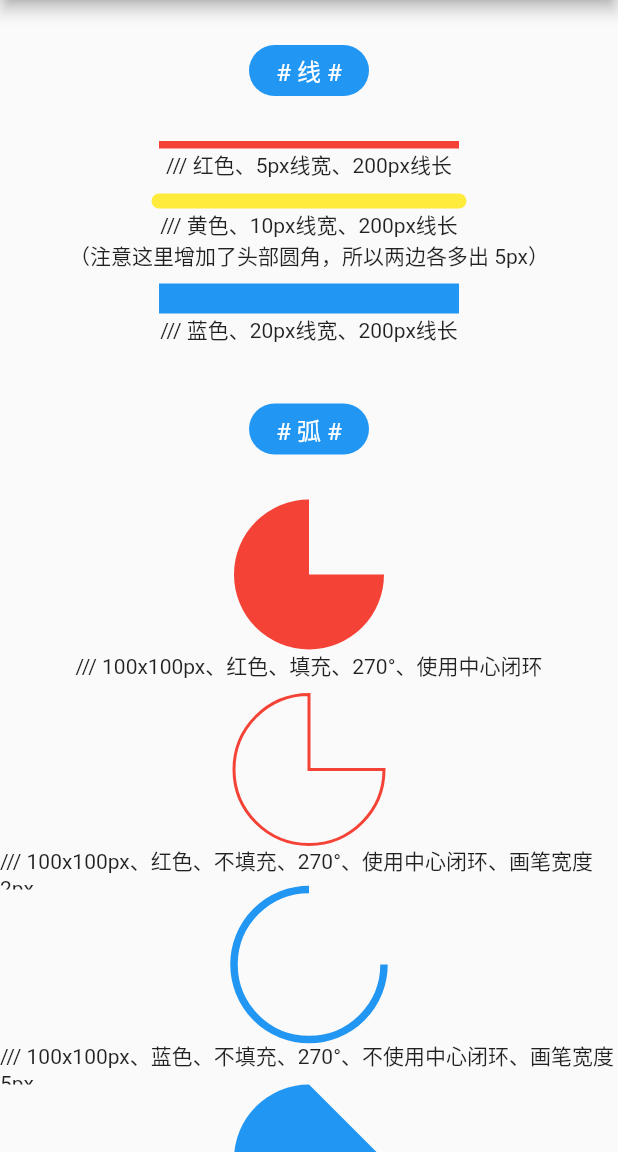
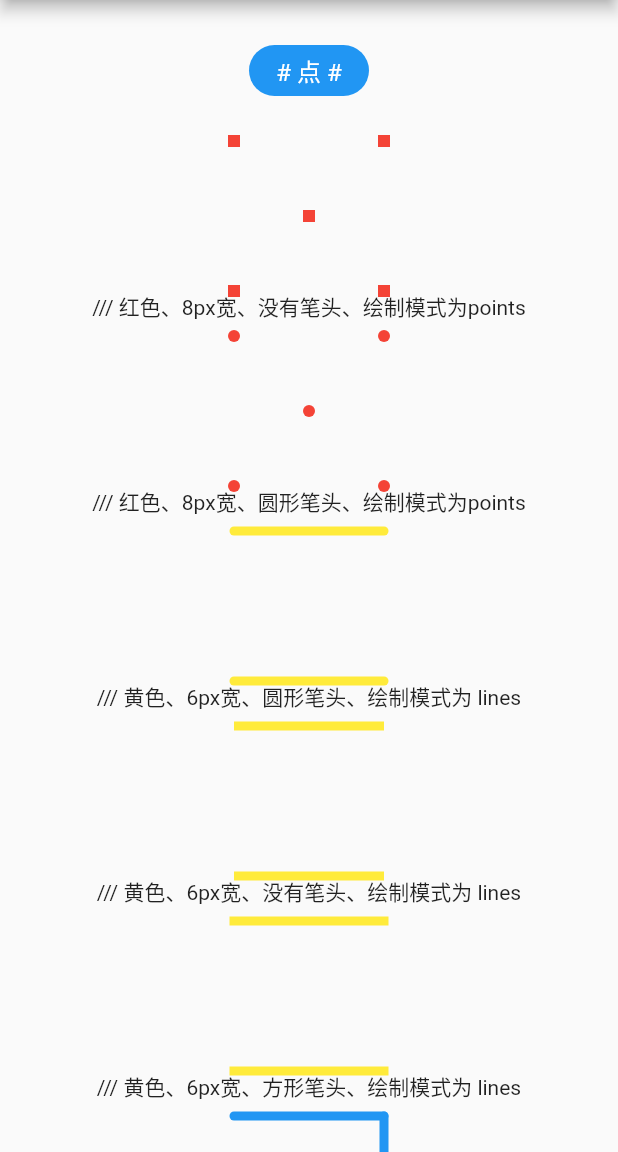
Before and after one commit to BytesZero/flutter_canvas, a Flutter app: the CanvasDrawAllPage screen opened by its route, on a phone screen of 412 x 824 dp, the part 84-1236 px from its top. Run offline on Flutter 3.47's test engine with Material 2 defaults, Android fonts, the phone set to English and light mode, and no system bars.

Commit message:
1、添加点绘制 2、添加动画控制器销毁 3、更新 todo

```diff
--- a/lib/base/004_add_animation.dart
+++ b/lib/base/004_add_animation.dart
@@ -41,6 +41,12 @@ class _AddAnimationPageState extends State<AddAnimationPage>
 
     ///开始动画
     _controller.forward();
+  }
+
+  @override
+  void dispose() {
+    _controller.dispose();
+    super.dispose();
   }
 
   @override
--- a/lib/base/005_canvas_draw_all.dart
+++ b/lib/base/005_canvas_draw_all.dart
@@ -1,4 +1,7 @@
+import 'dart:ui';
+
 import 'package:flutter/material.dart';
+import 'package:flutter_canvas/draw/000_draw_points.dart';
 import 'package:flutter_canvas/draw/001_draw_line.dart';
 import 'package:flutter_canvas/draw/002_draw_arc.dart';
 import 'package:flutter_canvas/draw/003_draw_circle.dart';
@@ -31,6 +34,103 @@ class _CanvasDrawAllPageState extends State<CanvasDrawAllPage> {
           child: Column(
             mainAxisAlignment: MainAxisAlignment.center,
             children: <Widget>[
+              TitleTips(title: '点'),
+              DrawPoints(
+                width: 100,
+                height: 100,
+                color: Colors.red,
+                strokeWidth: 8,
+                strokeCap: StrokeCap.butt,
+                pointMode: PointMode.points,
+              ),
+              SizedBox(
+                height: 30,
+                child: Text('/// 红色、8px宽、没有笔头、绘制模式为points'),
+              ),
+              DrawPoints(
+                width: 100,
+                height: 100,
+                color: Colors.red,
+                strokeWidth: 8,
+                strokeCap: StrokeCap.round,
+                pointMode: PointMode.points,
+              ),
+              SizedBox(
+                height: 30,
+                child: Text('/// 红色、8px宽、圆形笔头、绘制模式为points'),
+              ),
+              DrawPoints(
+                width: 100,
+                height: 100,
+                color: Colors.yellow,
+                strokeWidth: 6,
+                strokeCap: StrokeCap.round,
+                pointMode: PointMode.lines,
+              ),
+              SizedBox(
+                height: 30,
+                child: Text('/// 黄色、6px宽、圆形笔头、绘制模式为 lines'),
+              ),
+              DrawPoints(
+                width: 100,
+                height: 100,
+                color: Colors.yellow,
+                strokeWidth: 6,
+                strokeCap: StrokeCap.butt,
+                pointMode: PointMode.lines,
+              ),
+              SizedBox(
+                height: 30,
+                child: Text('/// 黄色、6px宽、没有笔头、绘制模式为 lines'),
+              ),
+              DrawPoints(
+                width: 100,
+                height: 100,
+                color: Colors.yellow,
+                strokeWidth: 6,
+                strokeCap: StrokeCap.square,
+                pointMode: PointMode.lines,
+              ),
+              SizedBox(
+                height: 30,
+                child: Text('/// 黄色、6px宽、方形笔头、绘制模式为 lines'),
+              ),
+              DrawPoints(
+                width: 100,
+                height: 100,
+                color: Colors.blue,
+                strokeWidth: 6,
+                strokeCap: StrokeCap.round,
+                pointMode: PointMode.polygon,
+              ),
+              SizedBox(
+                height: 30,
+                child: Text('/// 蓝色、6px宽、圆形笔头、绘制模式为多边形 polygon'),
+              ),
+              DrawPoints(
+                width: 100,
+                height: 100,
+                color: Colors.blue,
+                strokeWidth: 6,
+                strokeCap: StrokeCap.square,
+                pointMode: PointMode.polygon,
+              ),
+              SizedBox(
+                height: 30,
+                child: Text('/// 蓝色、6px宽、方形笔头、绘制模式为多边形 polygon'),
+              ),
+              DrawPoints(
+                width: 100,
+                height: 100,
+                color: Colors.blue,
+                strokeWidth: 10,
+                strokeCap: StrokeCap.butt,
+                pointMode: PointMode.polygon,
+              ),
+              SizedBox(
+                height: 30,
+                child: Text('/// 蓝色、10px宽、没有笔头、绘制模式为多边形 polygon'),
+              ),
               TitleTips(title: '线'),
               DrawLineWidget(
                 color: Colors.red,
--- /dev/null
+++ b/lib/draw/000_draw_points.dart
@@ -0,0 +1,90 @@
+import 'dart:ui';
+
+import 'package:flutter/material.dart';
+
+///绘制点
+class DrawPoints extends StatefulWidget {
+  ///高度
+  final double height;
+
+  ///宽度
+  final double width;
+
+  ///画笔颜色
+  final Color color;
+
+  ///画笔粗细
+  final double strokeWidth;
+
+  ///笔头样式
+  final StrokeCap strokeCap;
+
+  ///点绘制模式
+  final PointMode pointMode;
+
+  DrawPoints(
+      {this.height = 100,
+      this.width = 100,
+      this.color = Colors.blue,
+      this.strokeWidth = 6,
+      this.strokeCap = StrokeCap.butt,
+      this.pointMode = PointMode.points});
+
+  @override
+  State<StatefulWidget> createState() => new _DrawPointsState();
+}
+
+class _DrawPointsState extends State<DrawPoints> {
+  @override
+  Widget build(BuildContext context) {
+    return CustomPaint(
+      painter: PointsPainter(
+        color: widget.color,
+        strokeWidth: widget.strokeWidth,
+        strokeCap: widget.strokeCap,
+        pointMode: widget.pointMode,
+      ),
+      size: Size(widget.width, widget.height),
+    );
+  }
+}
+
+class PointsPainter extends CustomPainter {
+  Color color;
+  double strokeWidth;
+  StrokeCap strokeCap;
+  PointMode pointMode;
+
+  PointsPainter({this.color, this.strokeCap, this.strokeWidth, this.pointMode});
+
+  @override
+  void paint(Canvas canvas, Size size) {
+    ///创建画笔🖌
+    var paint = Paint()
+      //设置抗锯齿
+      ..isAntiAlias = true
+      //设置画笔头
+      ..strokeCap = strokeCap
+      //设置画笔宽度
+      ..strokeWidth = strokeWidth
+      //设置颜色
+      ..color = color;
+
+    ///绘制 5 个点
+    canvas.drawPoints(
+        pointMode,
+        [
+          Offset(0.0, 0.0),
+          Offset(size.width, 0),
+          Offset(size.width, size.height),
+          Offset(0, size.height),
+          Offset(size.width / 2, size.height / 2),
+        ],
+        paint);
+  }
+
+  @override
+  bool shouldRepaint(CustomPainter oldDelegate) {
+    return true;
+  }
+}
```
Also changed, not shown: 2 other files.
